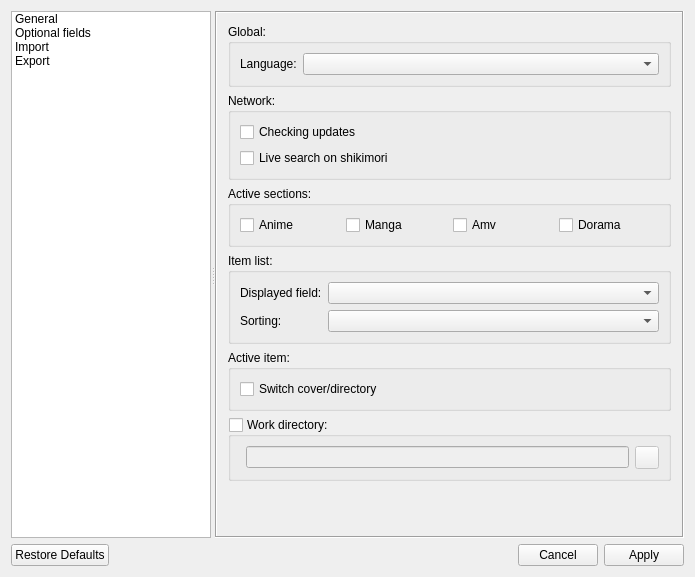
The window that settings.ui (LibertaSoft/DatabaseAnime) describes before a commit, drawn with Qt 5.
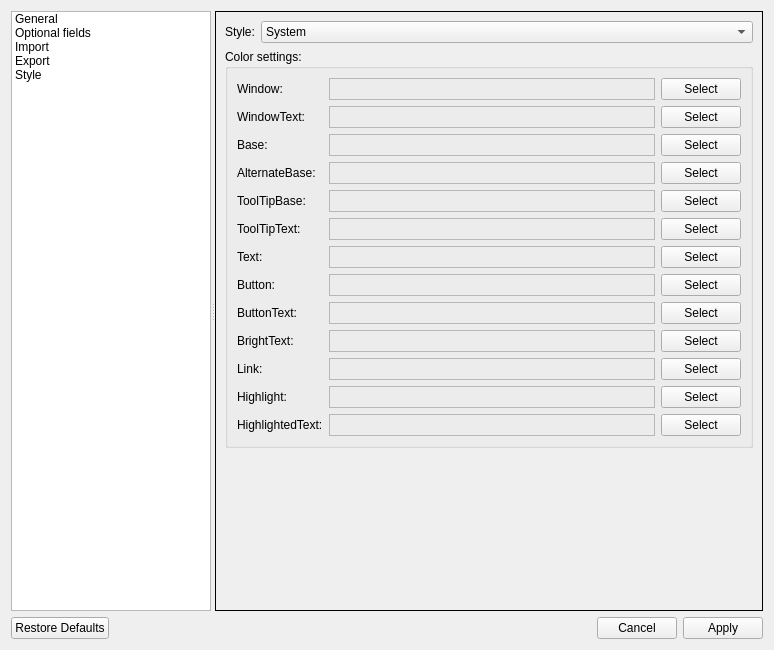
The same window after the commit. Icons and pictures are not drawn.

Commit message: Style begining

Patch:
```diff
--- a/settings.ui
+++ b/settings.ui
@@ -6,8 +6,8 @@
    <rect>
     <x>0</x>
     <y>0</y>
-    <width>695</width>
-    <height>577</height>
+    <width>774</width>
+    <height>650</height>
    </rect>
   </property>
   <property name="windowTitle">
@@ -87,6 +87,11 @@
         <set>ItemIsSelectable|ItemIsEnabled</set>
        </property>
       </item>
+      <item>
+       <property name="text">
+        <string>Style</string>
+       </property>
+      </item>
      </widget>
      <widget class="QStackedWidget" name="StackedWidget">
       <property name="sizePolicy">
@@ -105,10 +110,10 @@
        <enum>QFrame::Box</enum>
       </property>
       <property name="frameShadow">
-       <enum>QFrame::Sunken</enum>
+       <enum>QFrame::Plain</enum>
       </property>
       <property name="currentIndex">
-       <number>0</number>
+       <number>4</number>
       </property>
       <widget class="QWidget" name="Page_General">
        <layout class="QVBoxLayout" name="verticalLayout">
@@ -799,6 +804,524 @@
         </item>
        </layout>
       </widget>
+      <widget class="QWidget" name="page">
+       <layout class="QFormLayout" name="formLayout_4">
+        <property name="fieldGrowthPolicy">
+         <enum>QFormLayout::AllNonFixedFieldsGrow</enum>
+        </property>
+        <item row="0" column="0">
+         <widget class="QLabel" name="Lbl_CurrentStyle">
+          <property name="text">
+           <string>Style:</string>
+          </property>
+         </widget>
+        </item>
+        <item row="0" column="1">
+         <widget class="QComboBox" name="ComboBox_CurrentStyle">
+          <item>
+           <property name="text">
+            <string>System</string>
+           </property>
+          </item>
+          <item>
+           <property name="text">
+            <string>Dark</string>
+           </property>
+          </item>
+         </widget>
+        </item>
+        <item row="2" column="0" colspan="2">
+         <widget class="QGroupBox" name="GroupBox_Style_Colors">
+          <property name="title">
+           <string>Color settings:</string>
+          </property>
+          <layout class="QFormLayout" name="formLayout_6">
+           <item row="0" column="0">
+            <widget class="QLabel" name="label_2">
+             <property name="text">
+              <string>Window:</string>
+             </property>
+            </widget>
+           </item>
+           <item row="0" column="1">
+            <layout class="QHBoxLayout" name="horizontalLayout_9">
+             <property name="topMargin">
+              <number>0</number>
+             </property>
+             <item>
+              <widget class="QFrame" name="Frame_Style_Window">
+               <property name="frameShape">
+                <enum>QFrame::StyledPanel</enum>
+               </property>
+               <property name="frameShadow">
+                <enum>QFrame::Raised</enum>
+               </property>
+              </widget>
+             </item>
+             <item>
+              <widget class="QPushButton" name="PButton_Style_Window">
+               <property name="sizePolicy">
+                <sizepolicy hsizetype="Maximum" vsizetype="Fixed">
+                 <horstretch>0</horstretch>
+                 <verstretch>0</verstretch>
+                </sizepolicy>
+               </property>
+               <property name="text">
+                <string>Select</string>
+               </property>
+              </widget>
+             </item>
+            </layout>
+           </item>
+           <item row="1" column="1">
+            <layout class="QHBoxLayout" name="horizontalLayout_10">
+             <property name="topMargin">
+              <number>0</number>
+             </property>
+             <item>
+              <widget class="QFrame" name="Frame_Style_WindowText">
+               <property name="frameShape">
+                <enum>QFrame::StyledPanel</enum>
+               </property>
+               <property name="frameShadow">
+                <enum>QFrame::Raised</enum>
+               </property>
+              </widget>
+             </item>
+             <item>
+              <widget class="QPushButton" name="PButton_Style_WindowText">
+               <property name="sizePolicy">
+                <sizepolicy hsizetype="Maximum" vsizetype="Fixed">
+                 <horstretch>0</horstretch>
+                 <verstretch>0</verstretch>
+                </sizepolicy>
+               </property>
+               <property name="text">
+                <string>Select</string>
+               </property>
+              </widget>
+             </item>
+            </layout>
+           </item>
+           <item row="2" column="0">
+            <widget class="QLabel" name="label_3">
+             <property name="text">
+              <string>Base:</string>
+             </property>
+            </widget>
+           </item>
+           <item row="2" column="1">
+            <layout class="QHBoxLayout" name="horizontalLayout_11">
+             <property name="topMargin">
+              <number>0</number>
+             </property>
+             <item>
+              <widget class="QFrame" name="Frame_Style_Base">
+               <property name="frameShape">
+                <enum>QFrame::StyledPanel</enum>
+               </property>
+               <property name="frameShadow">
+                <enum>QFrame::Raised</enum>
+               </property>
+              </widget>
+             </item>
+             <item>
+              <widget class="QPushButton" name="PButton_Style_Base">
+               <property name="sizePolicy">
+                <sizepolicy hsizetype="Maximum" vsizetype="Fixed">
+                 <horstretch>0</horstretch>
+                 <verstretch>0</verstretch>
+                </sizepolicy>
+               </property>
+               <property name="text">
+                <string>Select</string>
+               </property>
+              </widget>
+             </item>
+            </layout>
+           </item>
+           <item row="3" column="0">
+            <widget class="QLabel" name="label_4">
+             <property name="text">
+              <string>AlternateBase:</string>
+             </property>
+            </widget>
+           </item>
+           <item row="3" column="1">
+            <layout class="QHBoxLayout" name="horizontalLayout_12">
+             <property name="topMargin">
+              <number>0</number>
+             </property>
+             <item>
+              <widget class="QFrame" name="Frame_Style_AlternateBase">
+               <property name="frameShape">
+                <enum>QFrame::StyledPanel</enum>
+               </property>
+               <property name="frameShadow">
+                <enum>QFrame::Raised</enum>
+               </property>
+              </widget>
+             </item>
+             <item>
+              <widget class="QPushButton" name="PButton_Style_AlternateBase">
+               <property name="sizePolicy">
+                <sizepolicy hsizetype="Maximum" vsizetype="Fixed">
+                 <horstretch>0</horstretch>
+                 <verstretch>0</verstretch>
+                </sizepolicy>
+               </property>
+               <property name="text">
+                <string>Select</string>
+               </property>
+              </widget>
+             </item>
+            </layout>
+           </item>
+           <item row="4" column="0">
+            <widget class="QLabel" name="label_5">
+             <property name="text">
+              <string>ToolTipBase:</string>
+             </property>
+            </widget>
+           </item>
+           <item row="4" column="1">
+            <layout class="QHBoxLayout" name="horizontalLayout_13">
+             <property name="topMargin">
+              <number>0</number>
+             </property>
+             <item>
+              <widget class="QFrame" name="Frame_Style_ToolTipBase">
+               <property name="frameShape">
+                <enum>QFrame::StyledPanel</enum>
+               </property>
+               <property name="frameShadow">
+                <enum>QFrame::Raised</enum>
+               </property>
+              </widget>
+             </item>
+             <item>
+              <widget class="QPushButton" name="PButton_Style_ToolTipBase">
+               <property name="sizePolicy">
+                <sizepolicy hsizetype="Maximum" vsizetype="Fixed">
+                 <horstretch>0</horstretch>
+                 <verstretch>0</verstretch>
+                </sizepolicy>
+               </property>
+               <property name="text">
+                <string>Select</string>
+               </property>
+              </widget>
+             </item>
+            </layout>
+           </item>
+           <item row="5" column="0">
+            <widget class="QLabel" name="label_6">
+             <property name="text">
+              <string>ToolTipText:</string>
+             </property>
+            </widget>
+           </item>
+           <item row="5" column="1">
+            <layout class="QHBoxLayout" name="horizontalLayout_14">
+             <property name="topMargin">
+              <number>0</number>
+             </property>
+             <item>
+              <widget class="QFrame" name="Frame_Style_ToolTipText">
+               <property name="frameShape">
+                <enum>QFrame::StyledPanel</enum>
+               </property>
+               <property name="frameShadow">
+                <enum>QFrame::Raised</enum>
+               </property>
+              </widget>
+             </item>
+             <item>
+              <widget class="QPushButton" name="PButton_Style_ToolTipText">
+               <property name="sizePolicy">
+                <sizepolicy hsizetype="Maximum" vsizetype="Fixed">
+                 <horstretch>0</horstretch>
+                 <verstretch>0</verstretch>
+                </sizepolicy>
+               </property>
+               <property name="text">
+                <string>Select</string>
+               </property>
+              </widget>
+             </item>
+            </layout>
+           </item>
+           <item row="6" column="0">
+            <widget class="QLabel" name="label_7">
+             <property name="text">
+              <string>Text:</string>
+             </property>
+            </widget>
+           </item>
+           <item row="6" column="1">
+            <layout class="QHBoxLayout" name="horizontalLayout_15">
+             <property name="topMargin">
+              <number>0</number>
+             </property>
+             <item>
+              <widget class="QFrame" name="Frame_Style_Text">
+               <property name="frameShape">
+                <enum>QFrame::StyledPanel</enum>
+               </property>
+               <property name="frameShadow">
+                <enum>QFrame::Raised</enum>
+               </property>
+              </widget>
+             </item>
+             <item>
+              <widget class="QPushButton" name="PButton_Style_Text">
+               <property name="sizePolicy">
+                <sizepolicy hsizetype="Maximum" vsizetype="Fixed">
+                 <horstretch>0</horstretch>
+                 <verstretch>0</verstretch>
+                </sizepolicy>
+               </property>
+               <property name="text">
+                <string>Select</string>
+               </property>
+              </widget>
+             </item>
+            </layout>
+           </item>
+           <item row="7" column="0">
+            <widget class="QLabel" name="label_8">
+             <property name="text">
+              <string>Button:</string>
+             </property>
+            </widget>
+           </item>
+           <item row="7" column="1">
+            <layout class="QHBoxLayout" name="horizontalLayout_16">
+             <property name="topMargin">
+              <number>0</number>
+             </property>
+             <item>
+              <widget class="QFrame" name="Frame_Style_Button">
+               <property name="frameShape">
+                <enum>QFrame::StyledPanel</enum>
+               </property>
+               <property name="frameShadow">
+                <enum>QFrame::Raised</enum>
+               </property>
+              </widget>
+             </item>
+             <item>
+              <widget class="QPushButton" name="PButton_Style_Button">
+               <property name="sizePolicy">
+                <sizepolicy hsizetype="Maximum" vsizetype="Fixed">
+                 <horstretch>0</horstretch>
+                 <verstretch>0</verstretch>
+                </sizepolicy>
+               </property>
+               <property name="text">
+                <string>Select</string>
+               </property>
+              </widget>
+             </item>
+            </layout>
+           </item>
+           <item row="8" column="0">
+            <widget class="QLabel" name="label_9">
+             <property name="text">
+              <string>ButtonText:</string>
+             </property>
+            </widget>
+           </item>
+           <item row="8" column="1">
+            <layout class="QHBoxLayout" name="horizontalLayout_17">
+             <property name="topMargin">
+              <number>0</number>
+             </property>
+             <item>
+              <widget class="QFrame" name="Frame_Style_ButtonText">
+               <property name="frameShape">
+                <enum>QFrame::StyledPanel</enum>
+               </property>
+               <property name="frameShadow">
+                <enum>QFrame::Raised</enum>
+               </property>
+              </widget>
+             </item>
+             <item>
+              <widget class="QPushButton" name="PButton_Style_ButtonText">
+               <property name="sizePolicy">
+                <sizepolicy hsizetype="Maximum" vsizetype="Fixed">
+                 <horstretch>0</horstretch>
+                 <verstretch>0</verstretch>
+                </sizepolicy>
+               </property>
+               <property name="text">
+                <string>Select</string>
+               </property>
+              </widget>
+             </item>
+            </layout>
+           </item>
+           <item row="9" column="0">
+            <widget class="QLabel" name="label_13">
+             <property name="text">
+              <string>BrightText:</string>
+             </property>
+            </widget>
+           </item>
+           <item row="9" column="1">
+            <layout class="QHBoxLayout" name="horizontalLayout_21">
+             <property name="topMargin">
+              <number>0</number>
+             </property>
+             <item>
+              <widget class="QFrame" name="Frame_Style_BrightText">
+               <property name="frameShape">
+                <enum>QFrame::StyledPanel</enum>
+               </property>
+               <property name="frameShadow">
+                <enum>QFrame::Raised</enum>
+               </property>
+              </widget>
+             </item>
+             <item>
+              <widget class="QPushButton" name="PButton_Style_BrightText">
+               <property name="sizePolicy">
+                <sizepolicy hsizetype="Maximum" vsizetype="Fixed">
+                 <horstretch>0</horstretch>
+                 <verstretch>0</verstretch>
+                </sizepolicy>
+               </property>
+               <property name="text">
+                <string>Select</string>
+               </property>
+              </widget>
+             </item>
+            </layout>
+           </item>
+           <item row="10" column="0">
+            <widget class="QLabel" name="label_10">
+             <property name="text">
+              <string>Link:</string>
+             </property>
+            </widget>
+           </item>
+           <item row="10" column="1">
+            <layout class="QHBoxLayout" name="horizontalLayout_18">
+             <property name="topMargin">
+              <number>0</number>
+             </property>
+             <item>
+              <widget class="QFrame" name="Frame_Style_Link">
+               <property name="frameShape">
+                <enum>QFrame::StyledPanel</enum>
+               </property>
+               <property name="frameShadow">
+                <enum>QFrame::Raised</enum>
+               </property>
+              </widget>
+             </item>
+             <item>
+              <widget class="QPushButton" name="PButton_Style_Link">
+               <property name="sizePolicy">
+                <sizepolicy hsizetype="Maximum" vsizetype="Fixed">
+                 <horstretch>0</horstretch>
+                 <verstretch>0</verstretch>
+                </sizepolicy>
+               </property>
+               <property name="text">
+                <string>Select</string>
+               </property>
+              </widget>
+             </item>
+            </layout>
+           </item>
+           <item row="11" column="0">
+            <widget class="QLabel" name="label_11">
+             <property name="text">
+              <string>Highlight:</string>
+             </property>
+            </widget>
+           </item>
+           <item row="11" column="1">
+            <layout class="QHBoxLayout" name="horizontalLayout_19">
+             <property name="topMargin">
+              <number>0</number>
+             </property>
+             <item>
+              <widget class="QFrame" name="Frame_Style_Highlight">
+               <property name="frameShape">
+                <enum>QFrame::StyledPanel</enum>
+               </property>
+               <property name="frameShadow">
+                <enum>QFrame::Raised</enum>
+               </property>
+              </widget>
+             </item>
+             <item>
+              <widget class="QPushButton" name="PButton_Style_Highlight">
+               <property name="sizePolicy">
+                <sizepolicy hsizetype="Maximum" vsizetype="Fixed">
+                 <horstretch>0</horstretch>
+                 <verstretch>0</verstretch>
+                </sizepolicy>
+               </property>
+               <property name="text">
+                <string>Select</string>
+               </property>
+              </widget>
+             </item>
+            </layout>
+           </item>
+           <item row="12" column="0">
+            <widget class="QLabel" name="label_12">
+             <property name="text">
+              <string>HighlightedText:</string>
+             </property>
+            </widget>
+           </item>
+           <item row="12" column="1">
+            <layout class="QHBoxLayout" name="horizontalLayout_20">
+             <property name="topMargin">
+              <number>0</number>
+             </property>
+             <item>
+              <widget class="QFrame" name="Frame_Style_HighlightedText">
+               <property name="frameShape">
+                <enum>QFrame::StyledPanel</enum>
+               </property>
+               <property name="frameShadow">
+                <enum>QFrame::Raised</enum>
+               </property>
+              </widget>
+             </item>
+             <item>
+              <widget class="QPushButton" name="PButton_Style_HighlightedText">
+               <property name="sizePolicy">
+                <sizepolicy hsizetype="Maximum" vsizetype="Fixed">
+                 <horstretch>0</horstretch>
+                 <verstretch>0</verstretch>
+                </sizepolicy>
+               </property>
+               <property name="text">
+                <string>Select</string>
+               </property>
+              </widget>
+             </item>
+            </layout>
+           </item>
+           <item row="1" column="0">
+            <widget class="QLabel" name="Lbl_WindowText">
+             <property name="text">
+              <string>WindowText:</string>
+             </property>
+            </widget>
+           </item>
+          </layout>
+         </widget>
+        </item>
+       </layout>
+      </widget>
      </widget>
     </widget>
    </item>
```
Left out of the diff: 12 changed lines with no effect on the pictures. The commit also changes 4 other files.
